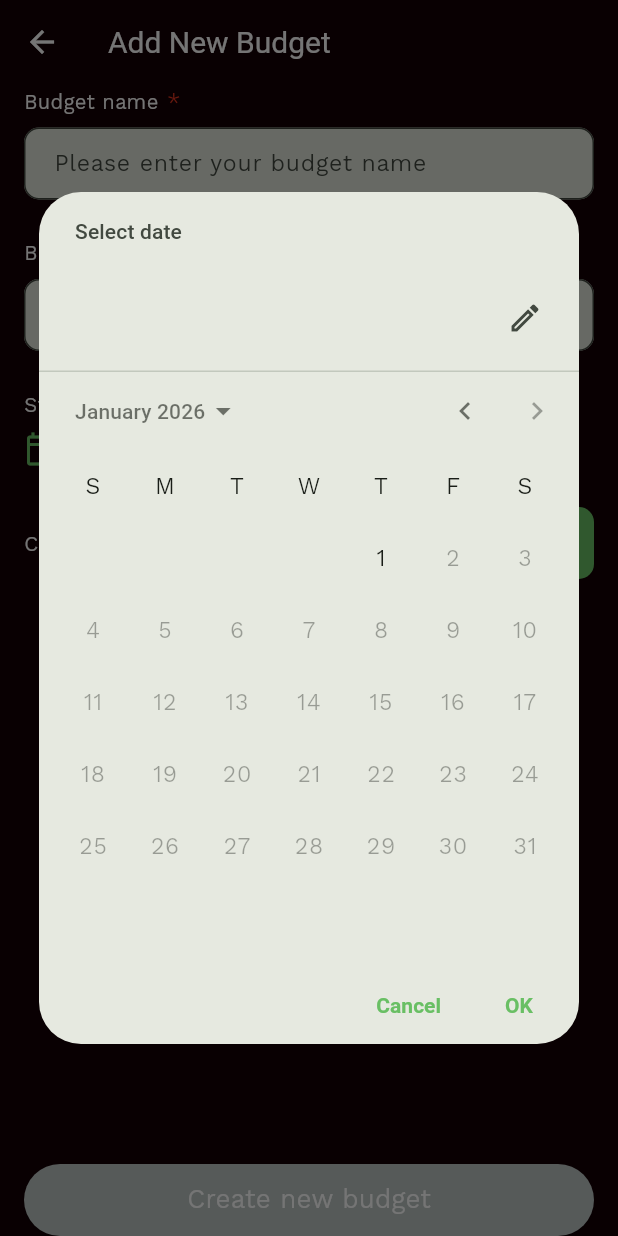
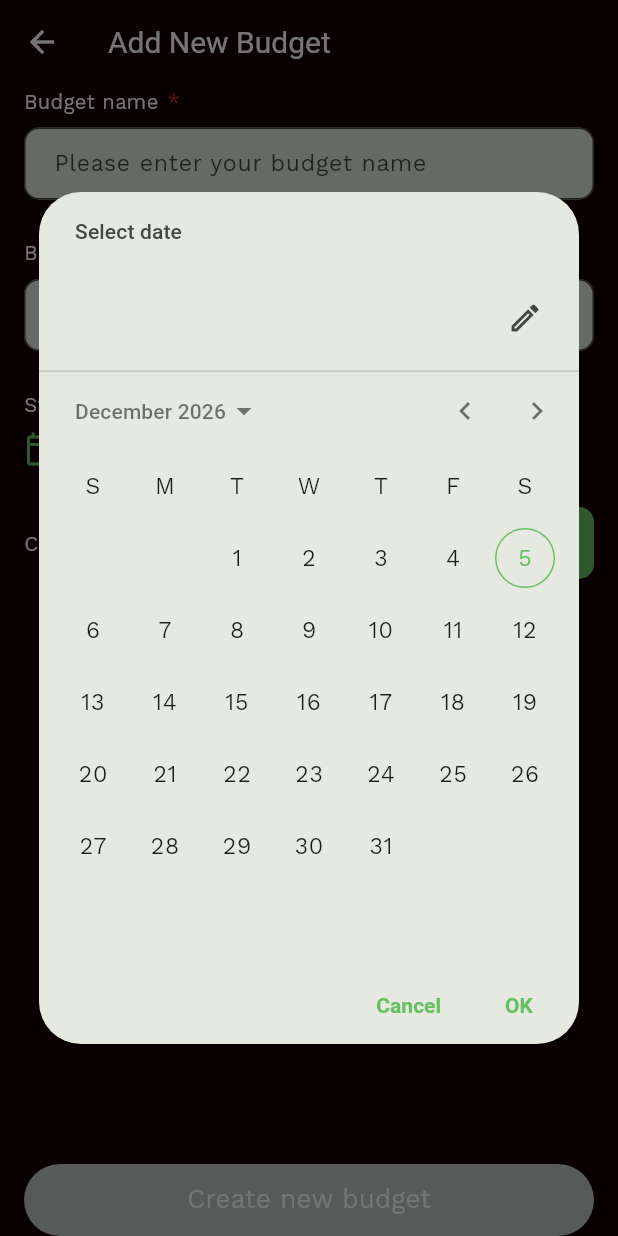
Before and after one commit to limkimsan/flutter_xspend, a Flutter app: the NewBudgetView screen opened by its route, after a tap on "Start date", on a phone screen of 412 x 824 dp. Run offline on Flutter 3.47's test engine with Material 3 defaults, Android fonts, the phone set to English and light mode, and no system bars; our stand-ins replace dotted_border, email_validator, equatable, fl_chart, flutter_bloc, flutter_dotenv and 8 more; accounts and stored records are empty; generated files the repository leaves out were written again.

```diff
--- a/lib/src/new_budgets/new_budget_form.dart
+++ b/lib/src/new_budgets/new_budget_form.dart
@@ -34,10 +34,24 @@ class _NewBudgetFormState extends State<NewBudgetForm> {
   @override
   Widget build(BuildContext context) {
     Future<void> selectDate(selectedDate, type) async {
+      DateTime? firstDate;
+      DateTime? lastDate;
+      DateTime? initialDate;
+
+      if (type == 'start') {
+        initialDate = startDate;
+        lastDate = endDate;
+      }
+      if (type == 'end') {
+        initialDate = endDate;
+        firstDate = startDate;
+      }
+
       final DateTime? pickedDate = await showDatePicker(
         context: context,
-        firstDate: DateTime(2024),
-        lastDate: DateTime(2026),
+        initialDate: initialDate,
+        firstDate: firstDate ?? DateTime(2024),
+        lastDate: lastDate ?? DateTime(2050),
       );
       if (pickedDate != null && pickedDate != selectedDate) {
         final now = DateTime.now();
```
